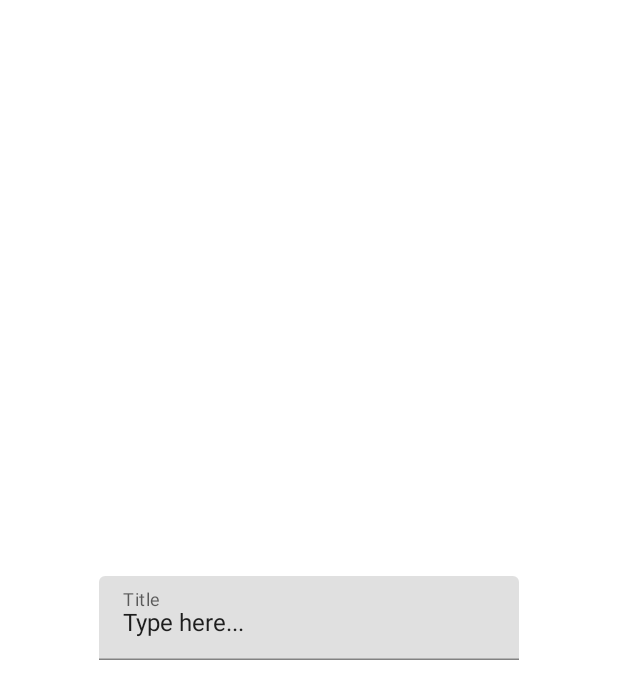
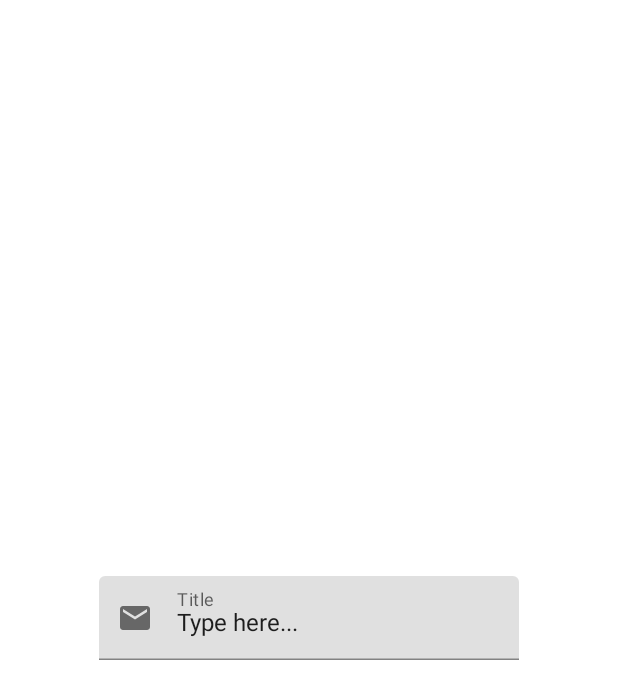
Before and after one commit to prakashdev2/BasicCompose, an Android app built with Jetpack Compose: the screen it shows after launch (MainActivity), on a phone screen of 412 x 824 dp. Shown: the top 699 px of the screen. Run offline under Robolectric (Android 15) with nearby library versions, the phone set to English and light mode, and no system bars.

Commit message:
text field icon

```diff
--- a/app/src/main/java/com/app/basiccompose/MainActivity.kt
+++ b/app/src/main/java/com/app/basiccompose/MainActivity.kt
@@ -19,6 +19,7 @@ import androidx.compose.foundation.text.selection.SelectionContainer
 import androidx.compose.material.*
 import androidx.compose.material.icons.Icons
 import androidx.compose.material.icons.filled.ArrowDropDown
+import androidx.compose.material.icons.filled.Email
 import androidx.compose.runtime.Composable
 import androidx.compose.runtime.mutableStateOf
 import androidx.compose.runtime.remember
@@ -254,7 +255,12 @@ fun Greeting() {
                 label = {
                     Text(text = "Title")
                 },
-                singleLine = true
+                leadingIcon = {
+                    IconButton(onClick = { /*TODO*/ }) {
+                        Icon(imageVector = Icons.Filled.Email, contentDescription = "Email")
+
+                    }
+                }
             )
         }
 
```
